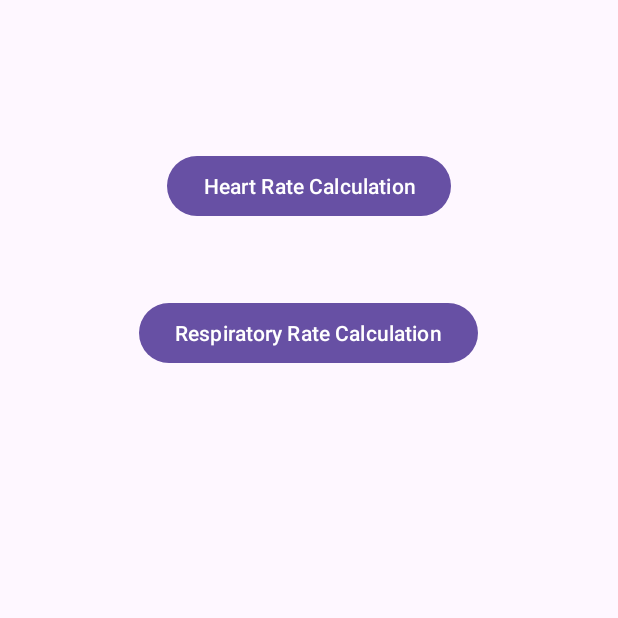
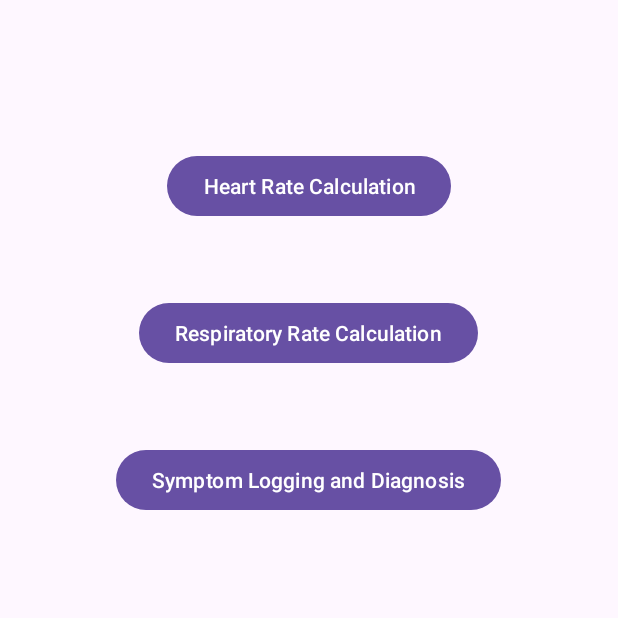
Before and after one commit to tirth-hihoriya/Mobile-Computing-Project-5-Group-17, an Android app: the Task1Main screen opened directly, with no data from a screen before it, on a phone screen of 412 x 824 dp, the top half of it. Run offline under Robolectric (Android 15) with nearby library versions, the phone set to English and light mode, and no system bars.

Commit message:
Adding Symptoms Activity button on main xml file

```diff
--- a/app/src/main/res/layout/task1_main.xml
+++ b/app/src/main/res/layout/task1_main.xml
@@ -21,5 +21,14 @@
         android:layout_below="@id/buttonHeartRate"
         android:layout_marginTop="50dp"/>
 
+    <Button
+        android:id="@+id/buttonSymptomLogging"
+        android:layout_width="wrap_content"
+        android:layout_height="wrap_content"
+        android:text="Symptom Logging and Diagnosis"
+        android:layout_centerHorizontal="true"
+        android:layout_below="@id/buttonRespiratoryRate"
+        android:layout_marginTop="50dp"/>
+
 
 </RelativeLayout>
```
